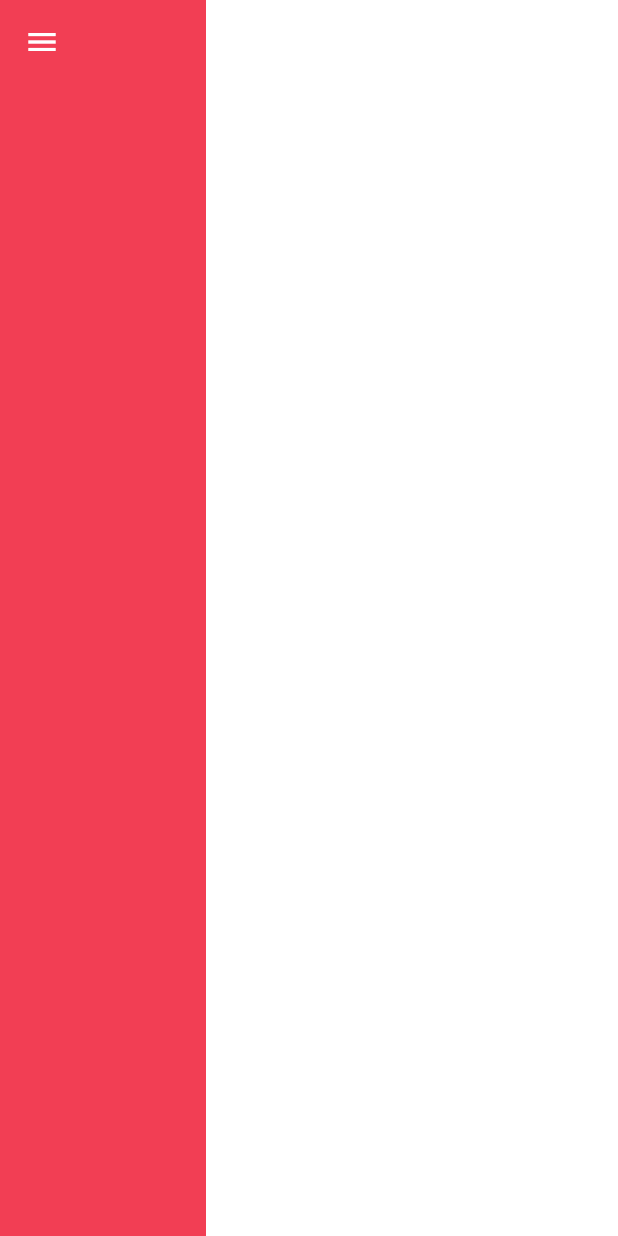
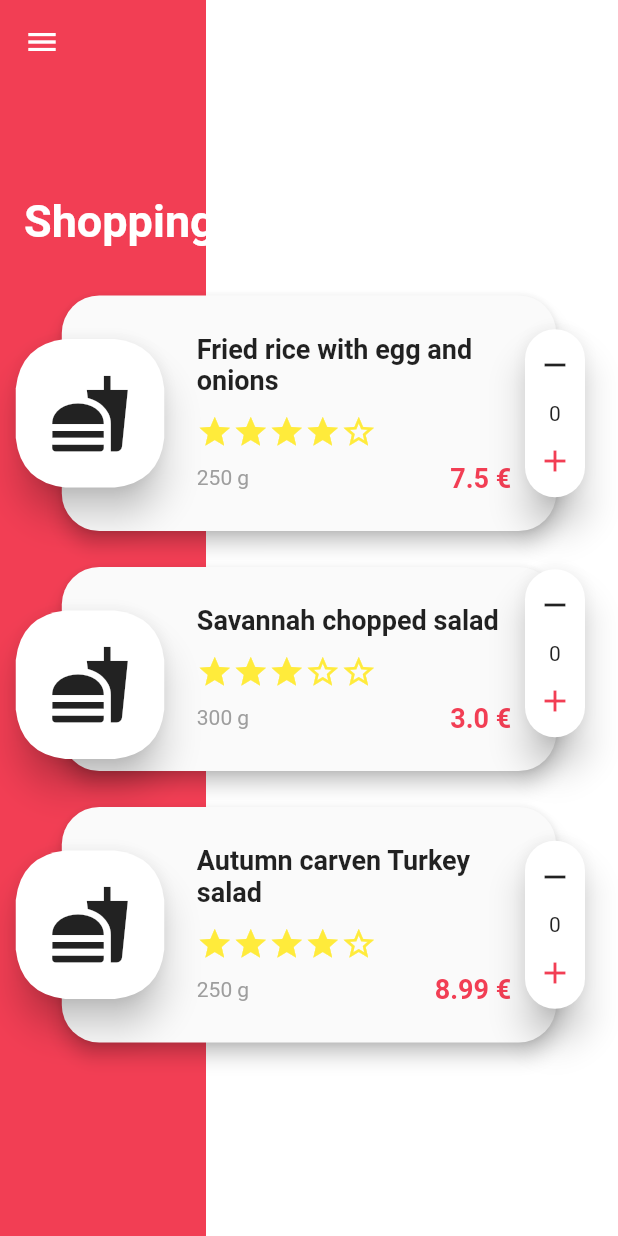
Before and after one commit to ManuelEMR/Animations, a Flutter app: the screen it shows after launch, swiped to page 3, on a phone screen of 412 x 824 dp. Run offline on Flutter 3.47's test engine with Material 2 defaults, Android fonts, the phone set to English and light mode, and no system bars.

Commit message:
Transition to cart screen

```diff
--- /dev/null
+++ b/lib/motion_restaurant/screens/cart/cart_screen.dart
@@ -0,0 +1,93 @@
+import 'dart:math';
+
+import 'package:animations/motion_restaurant/category_item.dart';
+import 'package:animations/motion_restaurant/clippers/plate_curve_clipper.dart';
+import 'package:animations/motion_restaurant/main_screen.dart';
+import 'package:animations/motion_restaurant/screens/categories/category_item_widgets.dart';
+import 'package:animations/motion_restaurant/screens/menu/category_item_widgets.dart';
+import 'package:animations/motion_restaurant/title.dart';
+import 'package:animations/motion_restaurant/utils.dart';
+import 'package:flutter/material.dart';
+
+const double kToggleStepperSize = 112;
+
+class CartScreen extends StatelessWidget {
+
+  @override
+  Widget build(BuildContext context) {
+    return ListView.separated(
+      padding: const EdgeInsets.symmetric(vertical: 30),
+      itemBuilder: (context, index) {
+        if (index == 0) return SectionTitle(title: 'Shopping Cart');
+
+        return CategoryItem(
+          centerHeight: 157,
+          rightHeight: kToggleStepperSize,
+          leftHeight: 110,
+          left: Plate(
+            size: 110,
+            dishClipper: PlateCurveClipper(),
+          ),
+          center: PlateInfo(
+            menuItem: dummyMenuItems[index - 1],
+          ),
+          right: _ToggleStepper(),
+        );
+      },
+      separatorBuilder: (context, index) {
+        if (index == 0) return const SizedBox(height: 32);
+        return const SizedBox(height: 24);
+      },
+      itemCount: dummyMenuItems.length + 1,
+    );
+  }
+}
+
+class _ToggleStepper extends StatefulWidget {
+  @override
+  _ToggleStepperState createState() => _ToggleStepperState();
+}
+
+class _ToggleStepperState extends State<_ToggleStepper> {
+
+  var _counter = 0;
+
+  @override
+  Widget build(BuildContext context) {
+    return Container(
+      width: 40,
+      height: kToggleStepperSize,
+      child: Material(
+        elevation: 10,
+        color: Colors.white,
+        borderRadius: BorderRadius.vertical(
+              top: Radius.circular(20), bottom: Radius.circular(20)),
+        child: Column(
+          children: <Widget>[
+            IconButton(
+              icon: Icon(Icons.remove),
+              onPressed: _substract,
+            ),
+            Text(_counter.toString()),
+            IconButton(
+              icon: Icon(Icons.add, color: mainColor,),
+              onPressed: _add,
+            ),
+          ],
+        ),
+      ),
+    );
+  }
+
+  void _add() {
+    setState(() {
+      _counter++;
+    });
+  }
+
+  void _substract() {
+    setState(() {
+      _counter = max(0, _counter - 1);
+    });
+  }
+}
--- a/lib/motion_restaurant/screens/menu/category_item_widgets.dart
+++ b/lib/motion_restaurant/screens/menu/category_item_widgets.dart
@@ -4,9 +4,8 @@ import 'package:flutter/material.dart';
 
 class PlateInfo extends StatefulWidget {
   final MenuItem menuItem;
-  final ValueChanged<bool> onExpand;
 
-  const PlateInfo({Key key, @required this.onExpand, @required this.menuItem})
+  const PlateInfo({Key key, @required this.menuItem})
       : super(key: key);
 
   @override
@@ -105,9 +104,6 @@ class _PlateInfoState extends State<PlateInfo>
 
   void _showDescription() {
     _expanded ? _animationController.reverse() : _animationController.forward();
-
-    // We need to send next expanded state.
-    widget.onExpand(!_expanded);
   }
 }
 
--- /dev/null
+++ b/lib/motion_restaurant/title.dart
@@ -0,0 +1,34 @@
+import 'package:flutter/material.dart';
+
+class SectionTitle extends StatelessWidget {
+
+  final String title;
+
+  const SectionTitle({
+    Key key,
+    @required this.title
+  }) : super(key: key);
+
+  @override
+  Widget build(BuildContext context) {
+    return Column(
+      crossAxisAlignment: CrossAxisAlignment.stretch,
+      children: <Widget>[
+        const SizedBox(
+          height: 100,
+        ),
+        Padding(
+          padding: const EdgeInsets.symmetric(horizontal: 16),
+          child: Text(
+            title,
+            style: TextStyle(
+              fontSize: 30,
+              fontWeight: FontWeight.bold,
+              color: Colors.white,
+            ),
+          ),
+        ),
+      ],
+    );
+  }
+}
--- a/pubspec.yaml
+++ b/pubspec.yaml
@@ -23,6 +23,7 @@ dependencies:
   # The following adds the Cupertino Icons font to your application.
   # Use with the CupertinoIcons class for iOS style icons.
   cupertino_icons: ^0.1.2
+  sliding_up_panel: ^0.3.4
 
 dev_dependencies:
   flutter_test:
```
Also changed, not shown: lib/motion_restaurant/animated_item.dart (+18 -13 lines), lib/motion_restaurant/circle_button.dart (added, +54 -0 lines), lib/motion_restaurant/main_screen.dart (+11 -2 lines), lib/motion_restaurant/screens/categories/category_item_widgets.dart (+1 -25 lines), lib/motion_restaurant/screens/categories/selection_screen.dart (+5 -7 lines), lib/motion_restaurant/screens/menu/menu_screen.dart (+16 -53 lines), pubspec.lock.
